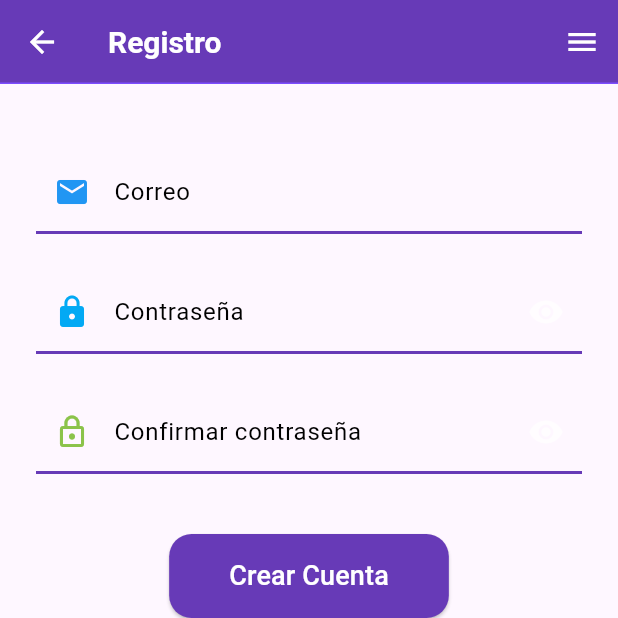
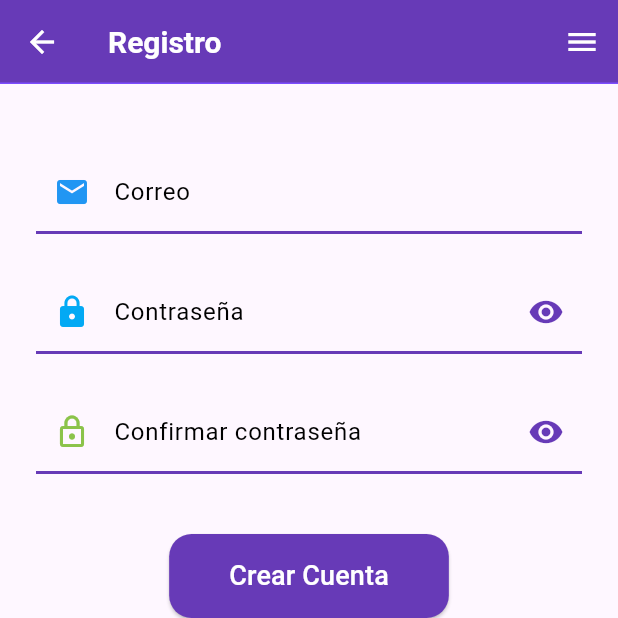
Before and after one commit to Marcelochoquecruz/INVESTIGACION-app-movil-anuncios-y-calsificados-, a Flutter app: the RegistrationView screen opened by its route, on a phone screen of 412 x 824 dp, the top half of it. Run offline on Flutter 3.47's test engine with Material 3 defaults, Android fonts, the phone set to English and light mode, and no system bars; our stand-ins replace audioplayers, carousel_slider, cloud_firestore, firebase_auth, firebase_core, font_awesome_flutter and 2 more; accounts and stored records are empty.

```diff
--- a/lib/views/registration_view.dart
+++ b/lib/views/registration_view.dart
@@ -145,7 +145,7 @@ class _RegistrationViewState extends State<RegistrationView> {
                     suffixIcon: IconButton(
                       icon: Icon(
                         _obscureText ? Icons.visibility : Icons.visibility_off,
-                        color: Colors.white70,
+                        color: Colors.deepPurple,
                       ),
                       onPressed: () {
                         setState(() {
@@ -179,7 +179,7 @@ class _RegistrationViewState extends State<RegistrationView> {
                     suffixIcon: IconButton(
                       icon: Icon(
                         _obscureText ? Icons.visibility : Icons.visibility_off,
-                        color: Colors.white70,
+                        color: Colors.deepPurple,
                       ),
                       onPressed: () {
                         setState(() {
```
Also changed, not shown: lib/views/login_view.dart (+14 -1 lines), lib/views/profile_view.dart (+14 -1 lines).
